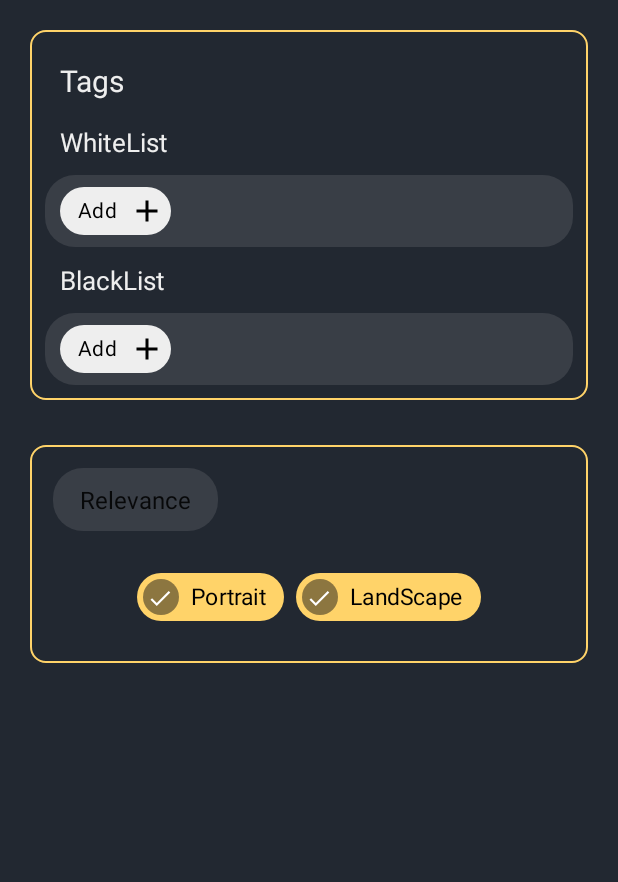
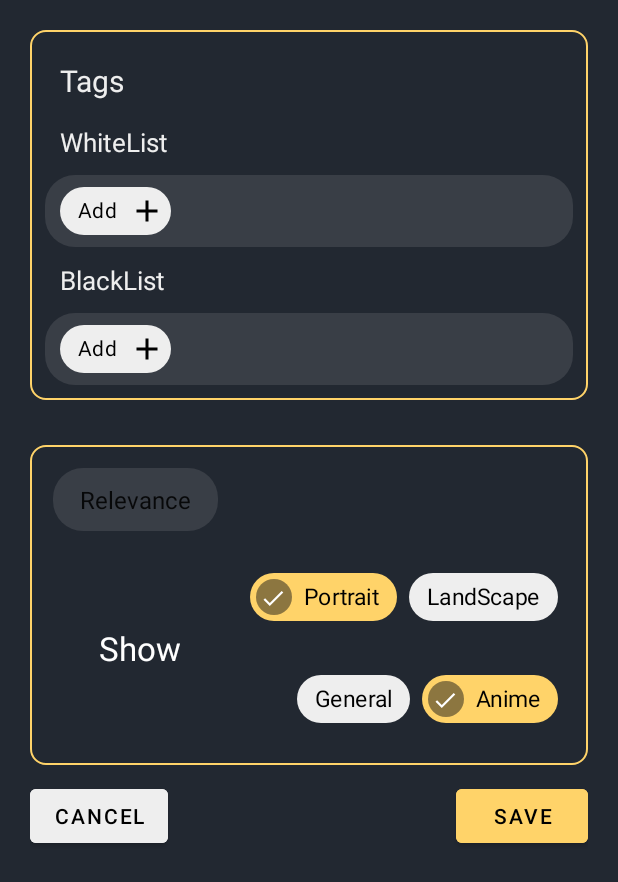
Before and after one commit to ahmed-tasaly/WallMe-Wallpaper, an Android app: the layout fragment_wallhaven_settings.xml on its own in the app's theme, with its tools: preview values and no code run, on a phone screen of 412 x 824 dp. Shown: the top 882 px of the screen. Run offline under Robolectric (Android 15) with nearby library versions, the phone set to English and light mode, and no system bars.

Commit message:
added wallhaven filter functinality

```diff
--- a/app/src/main/java/com/alaory/wallmewallpaper/Reddit_settings.kt
+++ b/app/src/main/java/com/alaory/wallmewallpaper/Reddit_settings.kt
@@ -178,7 +178,7 @@ class Reddit_settings : Fragment() {
 
             MainActivity.change_fragment(MainActivity.redditPosts);
         }
-1
+
         view.findViewById<Button>(R.id.cancel_button_reddit_settings).setOnClickListener {
             loadprefs(requireContext());
             MainActivity.change_fragment(MainActivity.redditPosts);
--- a/app/src/main/res/layout/fragment_wallhaven_settings.xml
+++ b/app/src/main/res/layout/fragment_wallhaven_settings.xml
@@ -9,7 +9,10 @@
         android:id="@+id/TagBox"
         android:layout_width="match_parent"
         android:layout_height="wrap_content"
-        android:layout_margin="20dp"
+        android:layout_marginStart="20dp"
+        android:layout_marginTop="20dp"
+        android:layout_marginEnd="20dp"
+        android:layout_marginBottom="20dp"
         android:background="@drawable/border_line">
 
         <TextView
@@ -128,6 +131,7 @@
     </androidx.constraintlayout.widget.ConstraintLayout>
 
     <androidx.constraintlayout.widget.ConstraintLayout
+        android:id="@+id/listmodeandtype"
         android:layout_width="match_parent"
         android:layout_height="wrap_content"
         android:layout_below="@+id/TagBox"
@@ -141,7 +145,7 @@
 
 
         <Spinner
-            android:id="@+id/listmode_wallhavem"
+            android:id="@+id/listmode_wallhaven"
             android:layout_width="wrap_content"
             android:layout_height="wrap_content"
             android:layout_margin="15dp"
@@ -152,38 +156,121 @@
             app:layout_constraintLeft_toLeftOf="parent"
             app:layout_constraintTop_toTopOf="parent" />
 
+        <Spinner
+            android:visibility="invisible"
+            android:id="@+id/timePeriod_wallhaven"
+            android:layout_width="wrap_content"
+            android:layout_height="wrap_content"
+            android:layout_margin="15dp"
+            android:background="@drawable/textinput"
+            android:entries="@array/wallhavenTimePriod"
+            android:padding="10dp"
+            android:popupBackground="@color/widget"
+            app:layout_constraintStart_toEndOf="@+id/listmode_wallhaven"
+            app:layout_constraintTop_toTopOf="parent" />
+
+
+        <TextView
+            android:layout_width="wrap_content"
+            android:layout_height="wrap_content"
+            android:text="Show"
+            android:textColor="@color/white"
+            android:textSize="22sp"
+            app:layout_constraintBottom_toBottomOf="parent"
+            app:layout_constraintEnd_toStartOf="@+id/Ratio_TagGroup"
+            app:layout_constraintStart_toStartOf="parent"
+            app:layout_constraintTop_toBottomOf="@+id/listmode_wallhaven" />
+
         <com.google.android.material.chip.ChipGroup
+            android:id="@+id/Ratio_TagGroup"
             android:layout_width="wrap_content"
             android:layout_height="wrap_content"
             android:layout_margin="20dp"
-            app:layout_constraintBottom_toBottomOf="parent"
-            app:layout_constraintLeft_toLeftOf="parent"
+            app:singleSelection="true"
             app:layout_constraintRight_toRightOf="parent"
-            app:layout_constraintTop_toBottomOf="@+id/listmode_wallhavem">
+            app:layout_constraintTop_toBottomOf="@+id/listmode_wallhaven">
 
             <com.google.android.material.chip.Chip
                 android:layout_width="wrap_content"
                 android:layout_height="wrap_content"
-                app:chipBackgroundColor="@color/multicolor_state"
+                android:checkable="true"
                 android:checked="true"
-                android:checkable="true"
+                android:text="Portrait"
                 android:textColor="@color/black"
                 android:textSize="15dp"
-                android:text="Portrait" />
+                app:chipBackgroundColor="@color/multicolor_state" />
 
             <com.google.android.material.chip.Chip
                 android:layout_width="wrap_content"
                 android:layout_height="wrap_content"
-                app:chipBackgroundColor="@color/multicolor_state"
-                android:checked="true"
                 android:checkable="true"
+                android:checked="false"
+                android:text="LandScape"
                 android:textColor="@color/black"
                 android:textSize="15dp"
-                android:text="LandScape" />
+                app:chipBackgroundColor="@color/multicolor_state" />
 
         </com.google.android.material.chip.ChipGroup>
 
+        <com.google.android.material.chip.ChipGroup
+            android:id="@+id/categories_TagGroup"
+            android:layout_width="wrap_content"
+            android:layout_height="wrap_content"
+            android:layout_margin="20dp"
+            app:selectionRequired="true"
+            app:layout_constraintBottom_toBottomOf="parent"
+            app:layout_constraintRight_toRightOf="parent"
+            app:layout_constraintTop_toBottomOf="@+id/Ratio_TagGroup">
+
+            <com.google.android.material.chip.Chip
+                android:layout_width="wrap_content"
+                android:layout_height="wrap_content"
+                android:checkable="true"
+                android:text="General"
+                android:textColor="@color/black"
+                android:textSize="15dp"
+                app:chipBackgroundColor="@color/multicolor_state" />
+
+            <com.google.android.material.chip.Chip
+                android:layout_width="wrap_content"
+                android:layout_height="wrap_content"
+                android:checkable="true"
+                android:checked="true"
+                android:text="Anime"
+                android:textColor="@color/black"
+                android:textSize="15dp"
+                app:chipBackgroundColor="@color/multicolor_state" />
+
+        </com.google.android.material.chip.ChipGroup>
 
     </androidx.constraintlayout.widget.ConstraintLayout>
+    <androidx.constraintlayout.widget.ConstraintLayout
+        android:layout_width="match_parent"
+        android:layout_height="wrap_content"
+        android:layout_below="@+id/listmodeandtype"
+        android:layout_marginHorizontal="20dp"
+        >
+        <Button
+            android:id="@+id/cancel_button_wallhaven_settings"
+            android:layout_width="wrap_content"
+            android:layout_height="wrap_content"
+            android:backgroundTint="@color/Buttons"
+            android:text="Cancel"
+            android:textColor="@color/black"
+            app:layout_constraintBottom_toBottomOf="parent"
+            app:layout_constraintLeft_toLeftOf="parent"
+            app:layout_constraintTop_toTopOf="parent" />
 
+        <Button
+            android:id="@+id/save_button_wallhaven_settings"
+            android:layout_width="wrap_content"
+            android:layout_height="wrap_content"
+            android:backgroundTint="@color/Selected"
+            android:text="Save"
+            android:textColor="@color/black"
+            app:layout_constraintBottom_toBottomOf="parent"
+            app:layout_constraintRight_toRightOf="parent"
+            app:layout_constraintTop_toTopOf="parent" />
+
+    </androidx.constraintlayout.widget.ConstraintLayout>
 </RelativeLayout>
--- a/app/src/main/res/values/strings.xml
+++ b/app/src/main/res/values/strings.xml
@@ -33,6 +33,15 @@
         <item>Hot</item>
     </string-array>
 
+    <string-array name="wallhavenTimePriod" >
+        <item>day</item>
+        <item>3 days</item>
+        <item>week</item>
+        <item>month</item>
+        <item>3 months</item>
+        <item>6 months</item>
+        <item>year</item>
+    </string-array>
 
     <!-- TODO: Remove or change this placeholder text -->
     <string name="hello_blank_fragment">Hello blank fragment</string>
```
Also changed, not shown: app/src/main/java/com/alaory/wallmewallpaper/Reddit_Api.kt (+22 -8 lines), app/src/main/java/com/alaory/wallmewallpaper/wallhaven_api.kt (+6 -2 lines), app/src/main/java/com/alaory/wallmewallpaper/wallhaven_posts.kt (+8 -0 lines), app/src/main/java/com/alaory/wallmewallpaper/wallhaven_settings.kt (+114 -8 lines).
